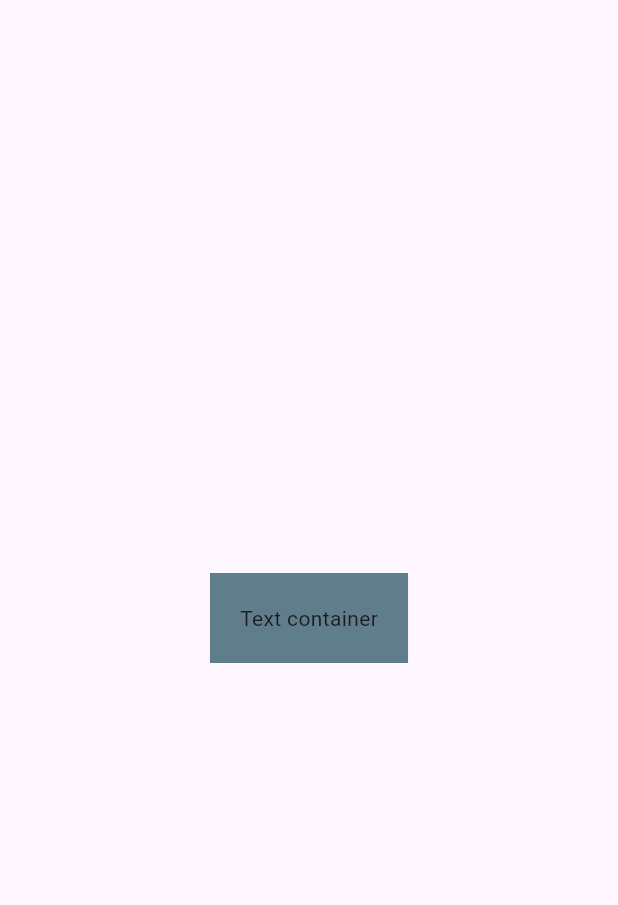
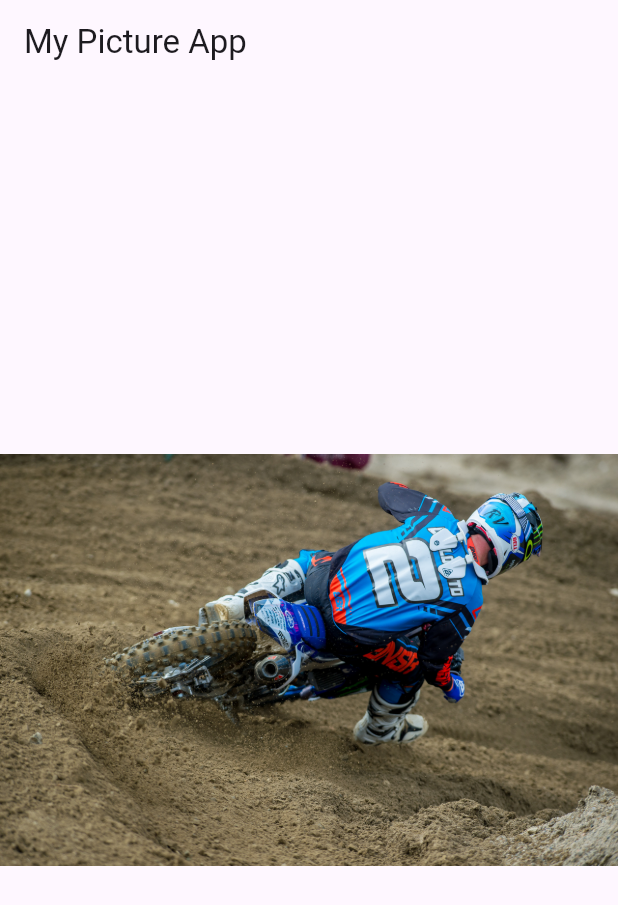
Before and after one commit to technot1k/app_one, a Flutter app: the screen it shows after launch, on a phone screen of 412 x 824 dp. Shown: the top 905 px of the screen. Run offline on Flutter 3.47's test engine with Material 3 defaults, Android fonts, the phone set to English and light mode, and no system bars.

Commit message:
one app pictures

```diff
--- a/lib/main.dart
+++ b/lib/main.dart
@@ -1,4 +1,3 @@
-import 'package:app_one/screens/layout_screen.dart';
 import 'package:flutter/material.dart';
 
 void main() {
@@ -12,7 +11,21 @@ class MyApp extends StatelessWidget {
   @override
   Widget build(BuildContext context) {
     return MaterialApp(
-      home: LayoutScreen(),
+      home: MyHomePage(),
     );
   }
 }
+
+class MyHomePage extends StatelessWidget {
+  @override
+  Widget build(BuildContext context) {
+    return Scaffold(
+      appBar: AppBar(
+        title: Text('My Picture App'),
+      ),
+      body: Center(
+        child: Image(image: AssetImage('assets/rv1.jpg')),
+      ),
+    );
+  }
+}
--- a/pubspec.yaml
+++ b/pubspec.yaml
@@ -58,9 +58,8 @@ flutter:
   uses-material-design: true
 
   # To add assets to your application, add an assets section, like this:
-  # assets:
-  #   - images/a_dot_burr.jpeg
-  #   - images/a_dot_ham.jpeg
+  assets:
+   - assets/
 
   # An image asset can refer to one or more resolution-specific "variants", see
   # https://flutter.dev/to/resolution-aware-images
```
Also changed, not shown: assets/Ryan-Villopoto-1.jpg (added), assets/rv1.jpg (added), 2 other files.
